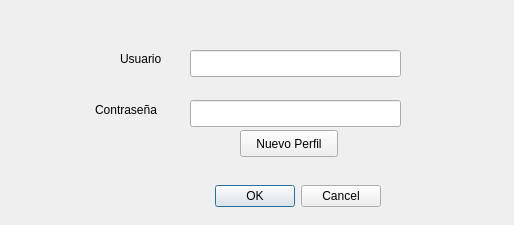
The window that src/login.ui (nico4021/LNMusic) describes before a commit, drawn with Qt 5.
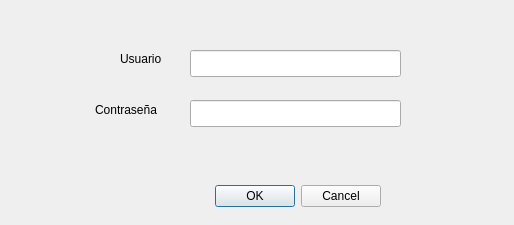
The same window after the commit.

Commit message: Modificando acceso al reproductor. Funciona nuevo, eliminar perfil, cerrar sesion.

```diff
--- a/src/login.ui
+++ b/src/login.ui
@@ -99,19 +99,6 @@
     <enum>QLineEdit::Password</enum>
    </property>
   </widget>
-  <widget class="QPushButton" name="btnNuevo">
-   <property name="geometry">
-    <rect>
-     <x>240</x>
-     <y>130</y>
-     <width>98</width>
-     <height>27</height>
-    </rect>
-   </property>
-   <property name="text">
-    <string>Nuevo Perfil</string>
-   </property>
-  </widget>
  </widget>
  <resources/>
  <connections>
```
The commit also changes 5 other files.
